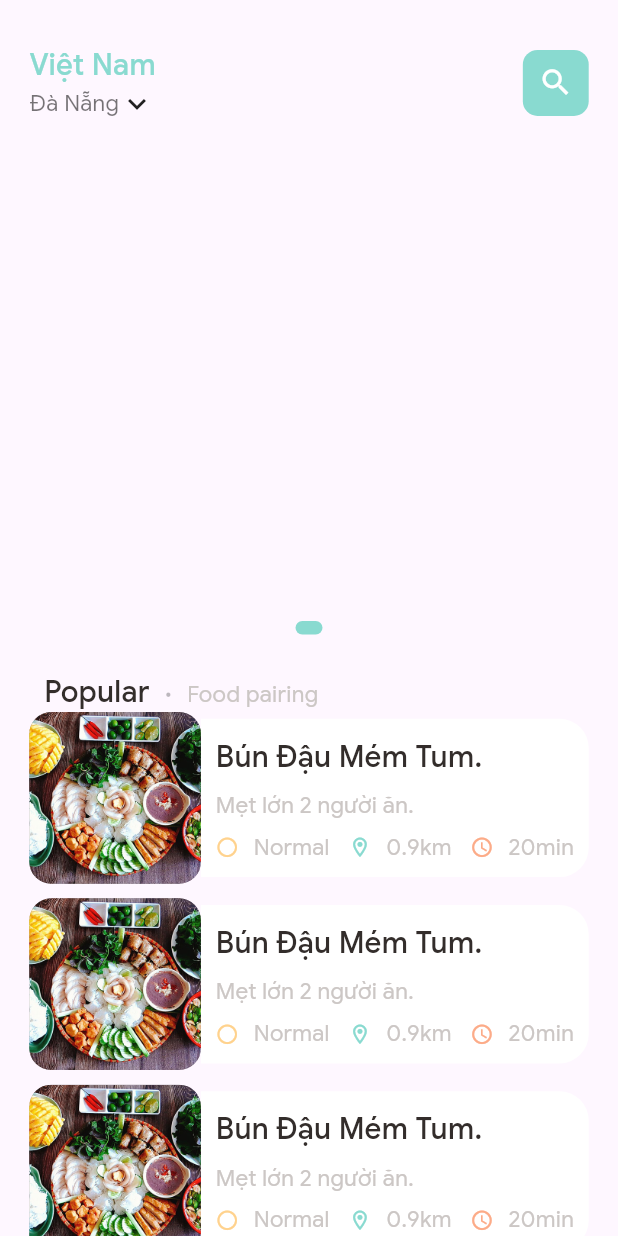
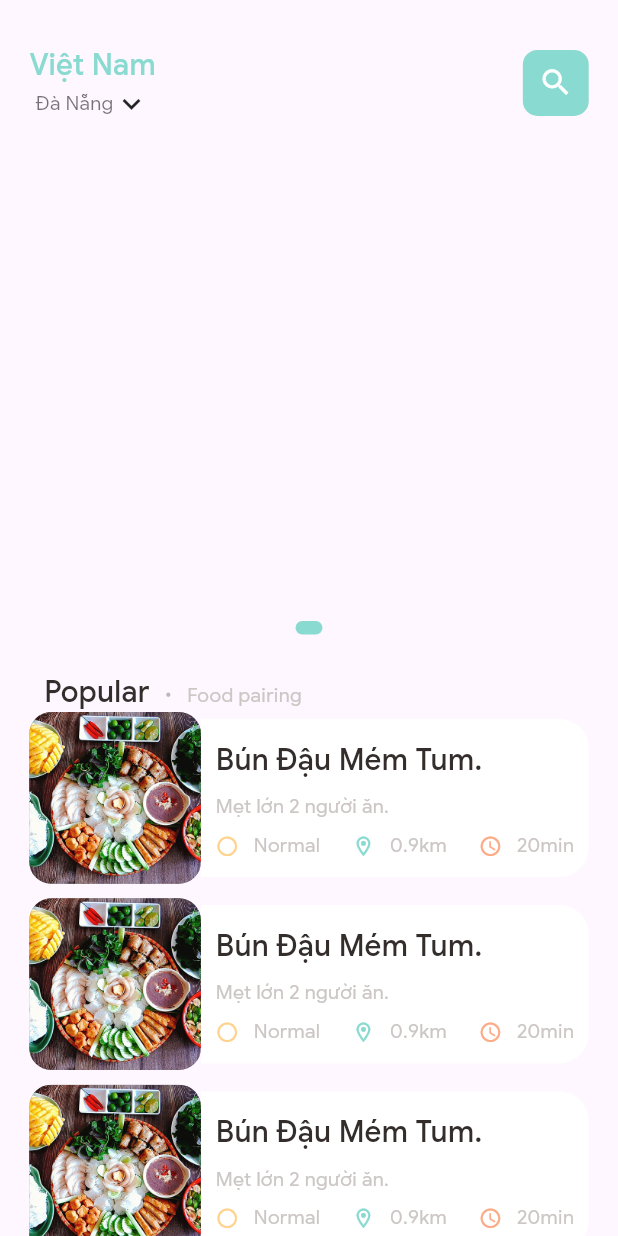
Before and after one commit to cngtn/Food-Delivery, a Flutter app: the screen it shows after launch, on a phone screen of 412 x 824 dp. Run offline on Flutter 3.47's test engine with Material 2 defaults, Android fonts, the phone set to English and light mode, and no system bars; drawn by our look-alikes of dots_indicator; our stand-ins replace get; network calls fail.

Commit message:
Update dimesion.dart

```diff
--- a/lib/pages/home/food_page_body.dart
+++ b/lib/pages/home/food_page_body.dart
@@ -1,6 +1,7 @@
 import 'package:flutter/material.dart';
 import 'package:food_delivery/controllers/popular_product_controller.dart';
 import 'package:food_delivery/models/products_model.dart';
+import 'package:food_delivery/utils/app_constants.dart';
 import 'package:food_delivery/utils/colors.dart';
 import 'package:food_delivery/utils/dimensions.dart';
 import 'package:food_delivery/widgets/app_column.dart';
@@ -225,7 +226,8 @@ class _FoodPageBodyState extends State<FoodPageBody> {
               color: index.isEven ? Color(0xFF69C5DF) : Color(0xFF9294CC),
               image: DecorationImage(
                 fit: BoxFit.cover,
-                image: NetworkImage(popularProduct.img!),
+                image: NetworkImage(
+                    AppConstants.BASE_URL + "/uploads/" + popularProduct.img!),
               ),
             ),
           ),
--- a/lib/utils/dimensions.dart
+++ b/lib/utils/dimensions.dart
@@ -27,6 +27,7 @@ class Dimensions {
   static double width50 = screenHeight / 16.88;
 
   //font size
+  static double font14 = screenHeight / 63.14;
   static double fontSize16 = screenHeight / 52.75;
   static double font20 = screenHeight / 42.2;
   static double font26 = screenHeight / 32.4;
--- a/lib/widgets/small_text.dart
+++ b/lib/widgets/small_text.dart
@@ -1,4 +1,5 @@
 import 'package:flutter/material.dart';
+import 'package:food_delivery/utils/dimensions.dart';
 
 class SmallText extends StatelessWidget {
   final Color? color;
@@ -9,7 +10,7 @@ class SmallText extends StatelessWidget {
     Key? key,
     this.color = const Color(0xFFCCC7C5),
     required this.text,
-    this.size = 15,
+    this.size = 0,
     this.height = 1.2,
   }) : super(key: key);
 
@@ -20,7 +21,7 @@ class SmallText extends StatelessWidget {
       style: TextStyle(
         fontFamily: 'Roboto',
         color: color,
-        fontSize: size,
+        fontSize: size == 0 ? Dimensions.font14 : size,
         height: height,
       ),
     );
```
